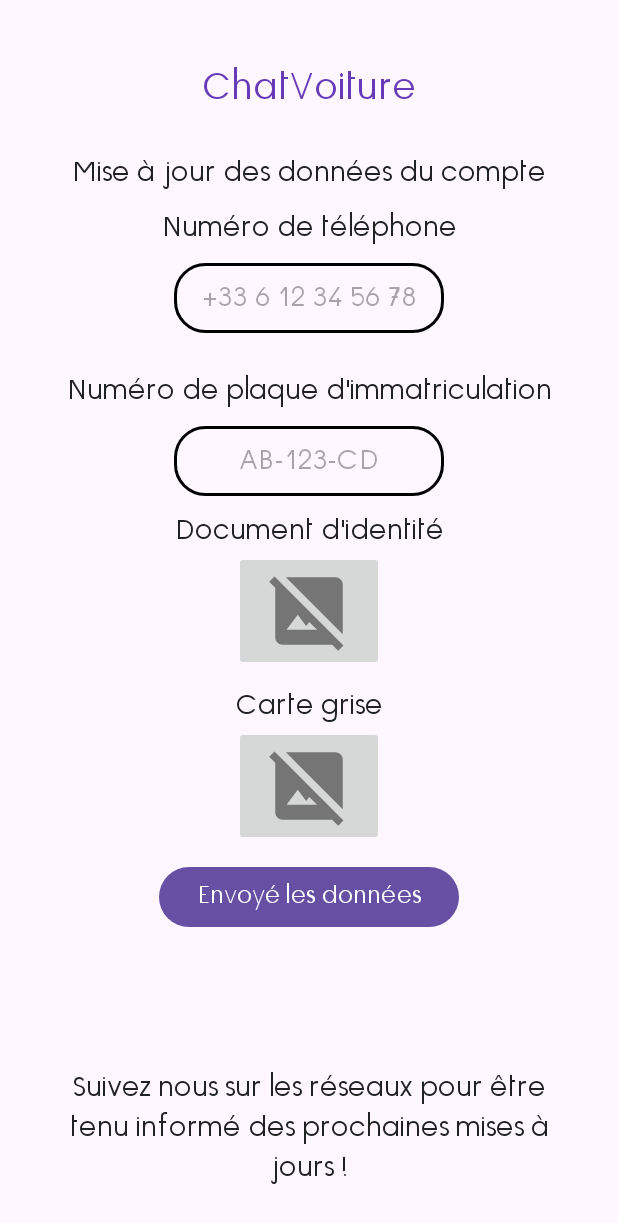
After one commit to 16tblot/PDPCV, an Android app: the layout form.xml on its own in the app's theme, with its tools: preview values and no code run, on a phone screen of 412 x 824 dp. The commit adds this screen. Shown: the top 1223 px of the screen. Run offline under Robolectric (Android 15) with nearby library versions, the phone set to English and light mode, and no system bars.

Commit message:
feat:add view form and unverified kotlin code

```diff
--- /dev/null
+++ b/pdp_app/app/src/main/res/drawable-anydpi/no_image.xml
@@ -0,0 +1,14 @@
+<vector xmlns:android="http://schemas.android.com/apk/res/android"
+    android:width="24dp"
+    android:height="24dp"
+    android:viewportWidth="24"
+    android:viewportHeight="24"
+    android:tint="#333333"
+    android:alpha="0.6">
+  <path
+      android:fillColor="@android:color/white"
+      android:pathData="M21,5c0,-1.1 -0.9,-2 -2,-2H5.83L21,18.17V5z"/>
+  <path
+      android:fillColor="@android:color/white"
+      android:pathData="M2.81,2.81L1.39,4.22L3,5.83V19c0,1.1 0.9,2 2,2h13.17l1.61,1.61l1.41,-1.41L2.81,2.81zM6,17l3,-4l2.25,3l0.82,-1.1l2.1,2.1H6z"/>
+</vector>
--- /dev/null
+++ b/pdp_app/app/src/main/res/layout/form.xml
@@ -0,0 +1,160 @@
+<?xml version="1.0" encoding="utf-8"?>
+<androidx.constraintlayout.widget.ConstraintLayout
+    xmlns:android="http://schemas.android.com/apk/res/android"
+    xmlns:app="http://schemas.android.com/apk/res-auto"
+    xmlns:tools="http://schemas.android.com/tools"
+    android:id="@+id/main"
+    android:layout_width="match_parent"
+    android:layout_height="match_parent"
+    android:padding="16dp">
+
+    <TextView
+        android:id="@+id/form_app_name"
+        style="@style/TitleTextStyle"
+        android:layout_width="wrap_content"
+        android:layout_height="wrap_content"
+        android:layout_marginTop="@dimen/medium_margin"
+        android:gravity="center"
+        android:text="@string/app_name"
+        app:layout_constraintEnd_toEndOf="parent"
+        app:layout_constraintStart_toStartOf="parent"
+        app:layout_constraintTop_toTopOf="parent" />
+
+    <TextView
+        android:id="@+id/form_desc"
+        style="@style/DefautTextStyle"
+        android:layout_width="wrap_content"
+        android:layout_height="wrap_content"
+        android:layout_marginTop="@dimen/medium_margin"
+        android:gravity="center"
+        android:text="@string/form_title"
+        app:layout_constraintEnd_toEndOf="parent"
+        app:layout_constraintStart_toStartOf="parent"
+        app:layout_constraintTop_toBottomOf="@+id/form_app_name" />
+
+    <TextView
+        android:id="@+id/form_message_phone"
+        style="@style/DefautTextStyle"
+        android:layout_width="wrap_content"
+        android:layout_height="wrap_content"
+        android:layout_marginTop="@dimen/short_margin"
+        android:gravity="center"
+        android:text="@string/form_message_phone"
+        app:layout_constraintEnd_toEndOf="parent"
+        app:layout_constraintStart_toStartOf="parent"
+        app:layout_constraintTop_toBottomOf="@+id/form_desc" />
+
+    <EditText
+        android:id="@+id/form_text_phone"
+        style="@style/SubtitleTextStyle"
+        android:layout_width="180dp"
+        android:layout_height="wrap_content"
+        android:layout_marginTop="@dimen/short_margin"
+        android:gravity="center"
+        android:background="@drawable/edittext_border"
+        android:hint="@string/form_text_phone"
+        android:padding="@dimen/short_padding"
+        app:layout_constraintEnd_toEndOf="parent"
+        app:layout_constraintStart_toStartOf="parent"
+        app:layout_constraintTop_toBottomOf="@+id/form_message_phone" />
+
+    <TextView
+        android:id="@+id/form_message_immatriculation"
+        style="@style/DefautTextStyle"
+        android:layout_width="wrap_content"
+        android:layout_height="wrap_content"
+        android:layout_marginTop="@dimen/medium_margin"
+        android:gravity="center"
+        android:text="@string/form_message_immatriculation"
+        app:layout_constraintEnd_toEndOf="parent"
+        app:layout_constraintStart_toStartOf="parent"
+        app:layout_constraintTop_toBottomOf="@+id/form_text_phone" />
+
+    <EditText
+        android:id="@+id/form_text_immatriculation"
+        style="@style/SubtitleTextStyle"
+        android:layout_width="180dp"
+        android:layout_height="wrap_content"
+        android:layout_marginTop="@dimen/short_margin"
+        android:gravity="center"
+        android:background="@drawable/edittext_border"
+        android:hint="@string/form_text_immatriculation"
+        android:padding="@dimen/short_padding"
+        app:layout_constraintEnd_toEndOf="parent"
+        app:layout_constraintStart_toStartOf="parent"
+        app:layout_constraintTop_toBottomOf="@+id/form_message_immatriculation" />
+
+
+    <TextView
+        android:id="@+id/form_message_identite"
+        style="@style/DefautTextStyle"
+        android:layout_width="wrap_content"
+        android:layout_height="wrap_content"
+        android:layout_marginTop="@dimen/short_margin"
+        android:gravity="center"
+        android:text="@string/form_message_identite"
+        app:layout_constraintEnd_toEndOf="parent"
+        app:layout_constraintStart_toStartOf="parent"
+        app:layout_constraintTop_toBottomOf="@+id/form_text_immatriculation" />
+
+    <View
+        android:id="@+id/view_separation"
+        android:layout_width="1dp"
+        android:layout_height="match_parent"
+        android:visibility="invisible"
+        app:layout_constraintEnd_toEndOf="parent"
+        app:layout_constraintStart_toStartOf="parent"
+        tools:layout_editor_absoluteY="16dp" />
+
+    <ImageButton
+        android:id="@+id/form_button_document"
+        android:layout_width="100dp"
+        android:layout_height="80dp"
+        android:src="@drawable/no_image"
+        android:scaleType="fitCenter"
+        app:layout_constraintEnd_toEndOf="parent"
+        app:layout_constraintStart_toStartOf="parent"
+        app:layout_constraintTop_toBottomOf="@+id/form_message_identite" />
+
+    <TextView
+        android:id="@+id/form_message_grey_card"
+        style="@style/DefautTextStyle"
+        android:layout_width="wrap_content"
+        android:layout_height="wrap_content"
+        android:layout_marginTop="@dimen/short_margin"
+        android:gravity="center"
+        android:text="@string/form_message_grey_card"
+        app:layout_constraintEnd_toEndOf="parent"
+        app:layout_constraintStart_toStartOf="parent"
+        app:layout_constraintTop_toBottomOf="@+id/form_button_document" />
+
+    <ImageButton
+        android:id="@+id/form_button_grey_card"
+        android:layout_width="100dp"
+        android:layout_height="80dp"
+        android:src="@drawable/no_image"
+        android:scaleType="fitCenter"
+        app:layout_constraintEnd_toEndOf="parent"
+        app:layout_constraintStart_toStartOf="parent"
+        app:layout_constraintTop_toBottomOf="@+id/form_message_grey_card" />
+
+
+    <Button
+        android:id="@+id/form_button"
+        style="@style/ButtonTextStyle"
+        android:layout_width="200dp"
+        android:layout_height="wrap_content"
+        android:layout_marginTop="@dimen/short_margin"
+        android:text="@string/form_button"
+        app:layout_constraintEnd_toEndOf="parent"
+        app:layout_constraintStart_toStartOf="parent"
+        app:layout_constraintTop_toBottomOf="@+id/form_button_grey_card" />
+
+
+    <include
+        android:id="@+id/low_pages"
+        layout="@layout/low_pages"
+        />
+
+
+</androidx.constraintlayout.widget.ConstraintLayout>
--- a/pdp_app/app/src/main/res/layout/unverified_user.xml
+++ b/pdp_app/app/src/main/res/layout/unverified_user.xml
@@ -72,7 +72,7 @@
         app:layout_constraintTop_toBottomOf="@+id/unverifiedSendImmatriculation" />
 
     <Button
-        android:id="@+id/buttonReceiving"
+        android:id="@+id/unverifiedButtonReceiving"
         style="@style/ButtonTextStyle"
         android:layout_width="250dp"
         android:layout_height="wrap_content"
--- a/pdp_app/app/src/main/res/values/dimens.xml
+++ b/pdp_app/app/src/main/res/values/dimens.xml
@@ -2,7 +2,9 @@
 <resources>
     <dimen name="short_margin">10dp</dimen>
     <dimen name="default_margin">20dp</dimen>
-    <dimen name="default_padding">12dp</dimen>
     <dimen name="medium_margin">25dp</dimen>
     <dimen name="big_margin">50dp</dimen>
+
+    <dimen name="default_padding">12dp</dimen>
+    <dimen name="short_padding">10dp</dimen>
 </resources>
--- a/pdp_app/app/src/main/res/values/strings.xml
+++ b/pdp_app/app/src/main/res/values/strings.xml
@@ -39,4 +39,16 @@
     <string name="unverified_desc">Tu n\'es pas encore certifié ?\nEnvoie nous tes documents pour utiliser l\'application !\nAppuie sur ce boutton !</string>
     <string name="unverified_button">Envoier tes documents</string>
 
+    <!-- Form page -->
+    <string name="form_title">Mise à jour des données du compte</string>
+    <string name="form_message_phone">Numéro de téléphone</string>
+    <string name="form_text_phone">+33 6 12 34 56 78</string>
+    <string name="form_message_immatriculation">Numéro de plaque d\'immatriculation</string>
+    <string name="form_text_immatriculation">AB-123-CD</string>
+    <string name="form_message_identite">Document d\'identité</string>
+    <string name="form_message_grey_card">Carte grise</string>
+    <string name="form_button_take_picture">Prendre une photo</string>
+    <string name="form_button_pick_document">Sélectionner un document</string>
+    <string name="form_button">Envoyé les données</string>
+
 </resources>
--- a/pdp_app/app/src/main/res/values/themes.xml
+++ b/pdp_app/app/src/main/res/values/themes.xml
@@ -25,10 +25,16 @@
         <item name="android:textSize">24sp</item>
     </style>
 
+    <!-- Style Button -->
     <style name="ButtonTextStyle">
         <item name="android:textColor">@color/white</item>
         <item name="android:textSize">15sp</item>
         <item name="android:fontFamily">@font/scriptco</item>
+    </style>
+
+    <!-- Créer le composant bas de page -->
+    <style name="FootTextStyle" parent="DefautTextStyle">
+        <item name="android:textSize">10sp</item>
     </style>
 
     <!-- Créer le composant gros titre -->
```
Also changed, not shown: pdp_app/app/src/main/java/fr/tmmcl/chatvoiture/FormActivity.kt (added, +127 -0 lines), pdp_app/app/src/main/java/fr/tmmcl/chatvoiture/UnverifiedUserActivity.kt (added, +49 -0 lines), pdp_app/app/src/main/res/drawable-hdpi/no_image.png (added), pdp_app/app/src/main/res/drawable-mdpi/no_image.png (added), pdp_app/app/src/main/res/drawable-xhdpi/no_image.png (added), pdp_app/app/src/main/res/drawable-xxhdpi/no_image.png (added).
